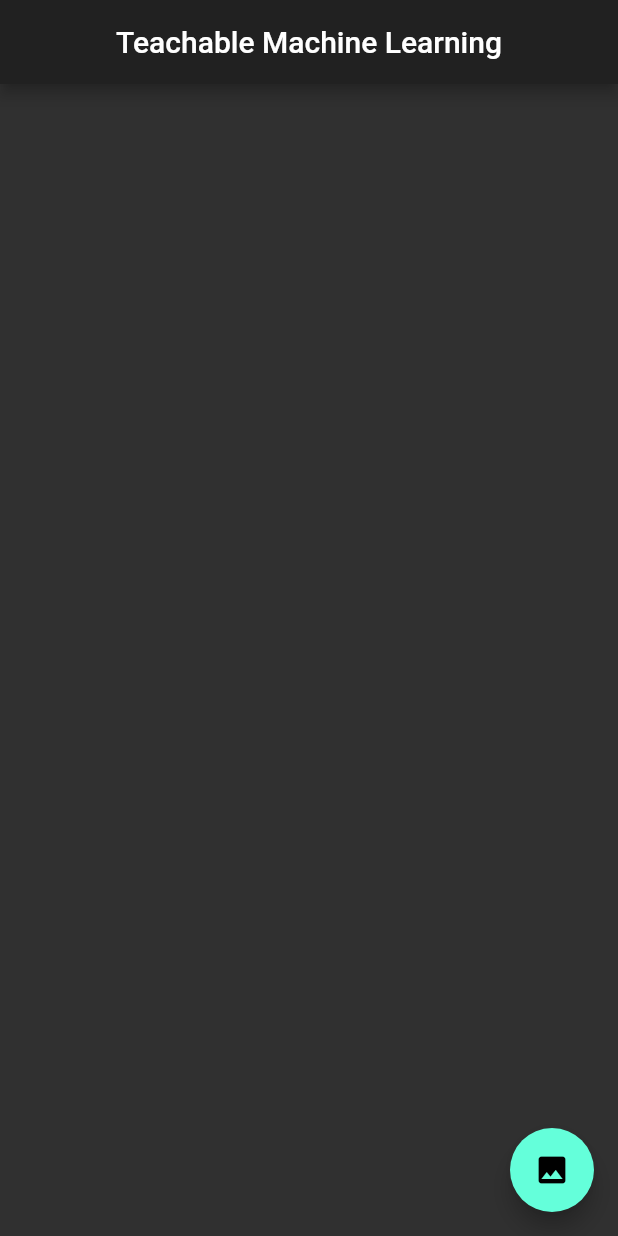
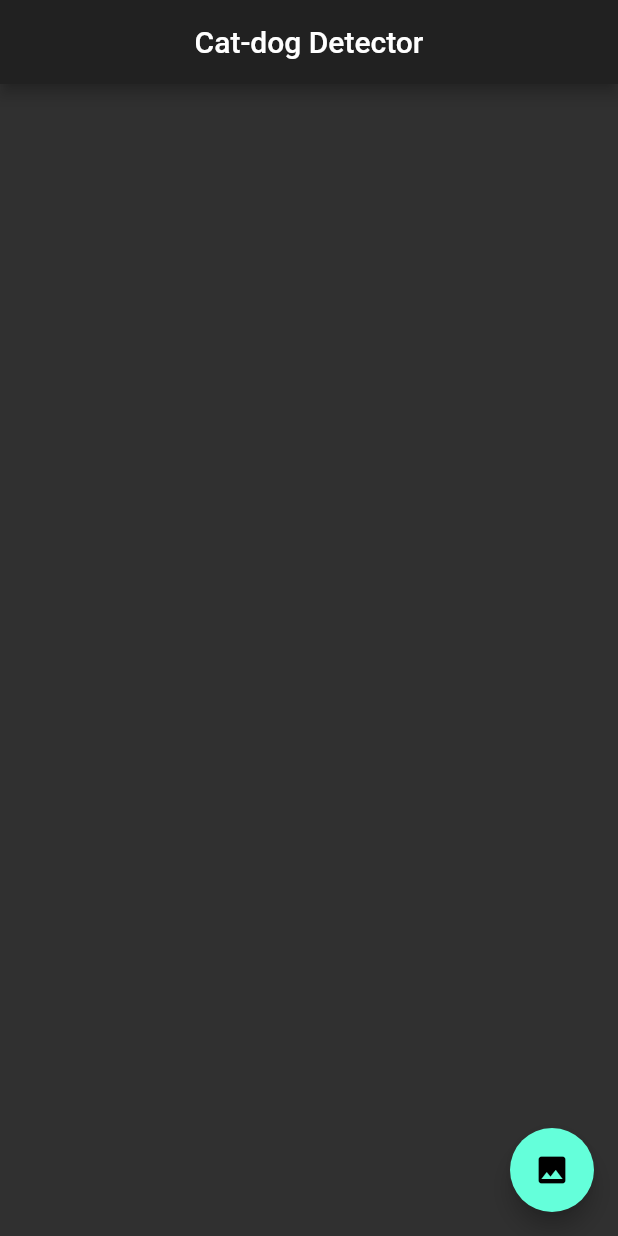
Before and after one commit to iamsuvhro/Offline-Android-Application-for-Detecting-Cat-Dogs, a Flutter app: the screen it shows after launch, on a phone screen of 412 x 824 dp. Run offline on Flutter 3.47's test engine with Material 2 defaults, Android fonts, the phone set to English and light mode, and no system bars; our stand-ins replace image_picker; missing offline and left inert: tflite.

Commit message:
update 3.0

```diff
--- a/lib/main.dart
+++ b/lib/main.dart
@@ -34,7 +34,7 @@ class _MyAppState extends State<MyApp> {
   Widget build(BuildContext context) {
     return Scaffold(
       appBar: AppBar(
-        title: Center(child: const Text('Teachable Machine Learning')),
+        title: Center(child: const Text('Cat-dog Detector')),
       ),
       body: _loading
           ? Container(
```
